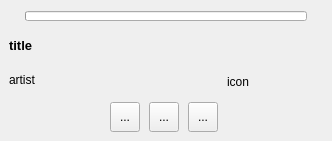
Above: MediaFlyout/MediaFlyout.ui from rampageX/QuickSoundSwitcher before the change. Below: the same form after it.
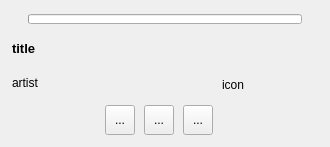
That is the form after the change.

Commit message: flyout margin

```diff
--- a/MediaFlyout/MediaFlyout.ui
+++ b/MediaFlyout/MediaFlyout.ui
@@ -6,8 +6,8 @@
    <rect>
     <x>0</x>
     <y>0</y>
-    <width>332</width>
-    <height>141</height>
+    <width>330</width>
+    <height>147</height>
    </rect>
   </property>
   <property name="windowTitle">
@@ -15,16 +15,16 @@
   </property>
   <layout class="QGridLayout" name="gridLayout">
    <property name="leftMargin">
-    <number>9</number>
+    <number>12</number>
    </property>
    <property name="topMargin">
-    <number>9</number>
+    <number>12</number>
    </property>
    <property name="rightMargin">
-    <number>9</number>
+    <number>12</number>
    </property>
    <property name="bottomMargin">
-    <number>9</number>
+    <number>12</number>
    </property>
    <property name="spacing">
     <number>9</number>
@@ -72,7 +72,7 @@
      </property>
      <property name="minimumSize">
       <size>
-       <width>200</width>
+       <width>192</width>
        <height>0</height>
       </size>
      </property>
```
